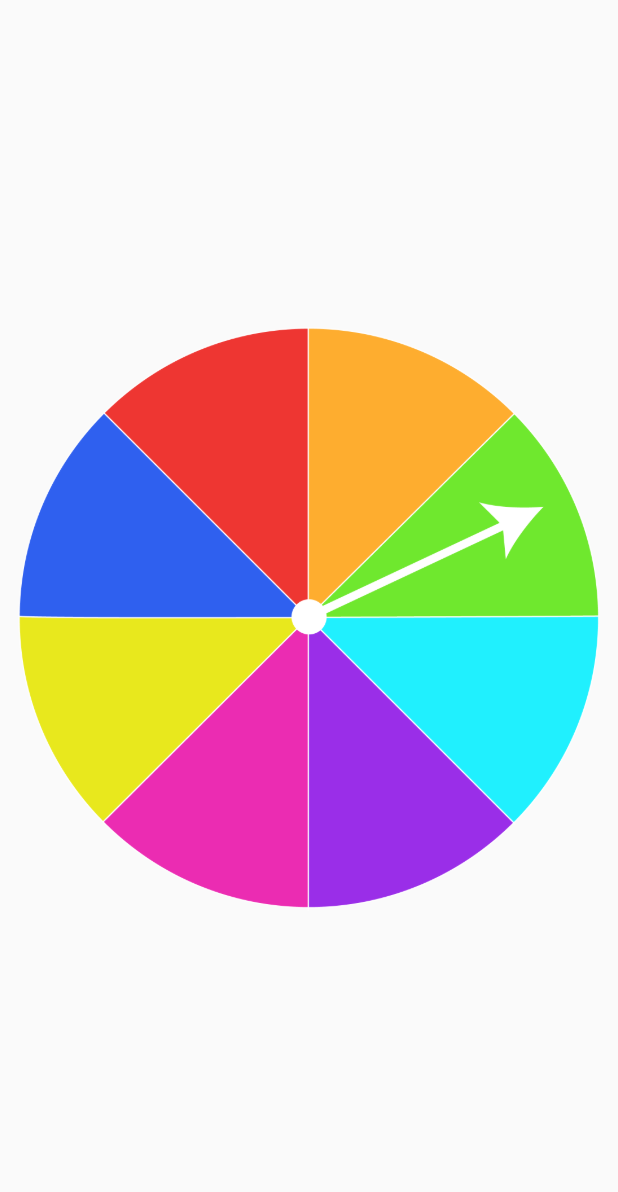
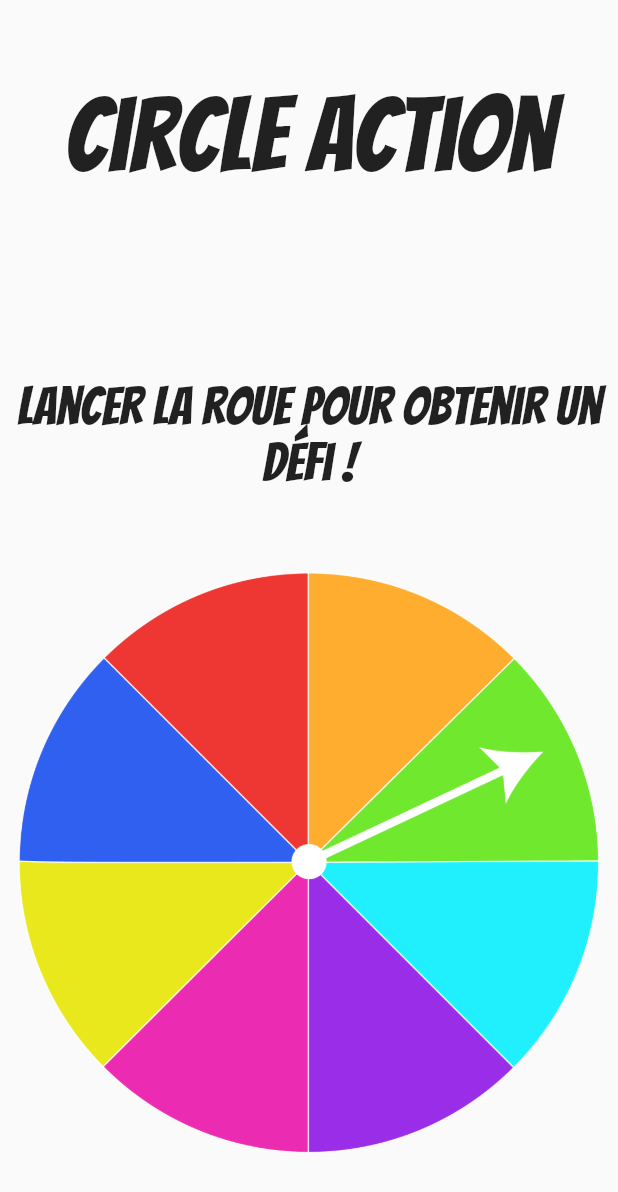
Before and after one commit to Bongouade/Circle-Action, a Flutter app: the screen it shows after launch, on a phone screen of 412 x 824 dp. Shown: the top 1192 px of the screen. Run offline on Flutter 3.47's test engine with Material 2 defaults, Android fonts, the phone set to English and light mode, and no system bars; our stand-ins replace google_fonts.

```diff
--- /dev/null
+++ b/lib/models/action_model.dart
@@ -0,0 +1,11 @@
+import 'package:meta/meta.dart';
+
+class ActionModel {
+  String description;
+  int colorID;
+
+  ActionModel({
+    @required this.description,
+    @required this.colorID,
+  });
+}
--- a/lib/screens/home_scree.dart
+++ b/lib/screens/home_scree.dart
@@ -1,4 +1,5 @@
 import 'package:flutter/material.dart';
+import 'package:google_fonts/google_fonts.dart';
 
 import '../controllers/action_controller.dart';
 
@@ -33,15 +34,30 @@ class _HomeScreenState extends State<HomeScreen>
   @override
   Widget build(BuildContext context) {
     return Scaffold(
-      body: Container(
+      body: Column(
+        mainAxisAlignment: MainAxisAlignment.spaceEvenly,
+        children: [
+          Text(
+            "Circle Action",
+            style: GoogleFonts.bangers(fontSize: 70.0),
+          ),
+          SizedBox(
+            height: 20.0,
+          ),
+          Text(
+            "Lancer la roue pour obtenir un défi !",
+            textAlign: TextAlign.center,
+            style: GoogleFonts.bangers(fontSize: 35.0),
+          ),
+          Container(
             alignment: Alignment.center,
             margin: EdgeInsets.symmetric(horizontal: 10),
             child: Stack(
               children: [
                 Image.asset("assets/wheel.png"),
                 RotationTransition(
-              turns:
-                  Tween(begin: _animBegin, end: _animEnd).animate(_animation),
+                  turns: Tween(begin: _animBegin, end: _animEnd)
+                      .animate(_animation),
                   child: GestureDetector(
                     onTap: () {
                       _animationController.forward();
@@ -60,6 +76,8 @@ class _HomeScreenState extends State<HomeScreen>
               ],
             ),
           ),
+        ],
+      ),
     );
   }
 }
--- a/pubspec.yaml
+++ b/pubspec.yaml
@@ -11,8 +11,7 @@ environment:
 dependencies:
   flutter:
     sdk: flutter
-
-  cupertino_icons: ^1.0.0
+  google_fonts: ^1.1.1
 
 dev_dependencies:
   flutter_test:
```
Also changed, not shown: pubspec.lock. Lines whose indentation alone changed are shown as unchanged.
